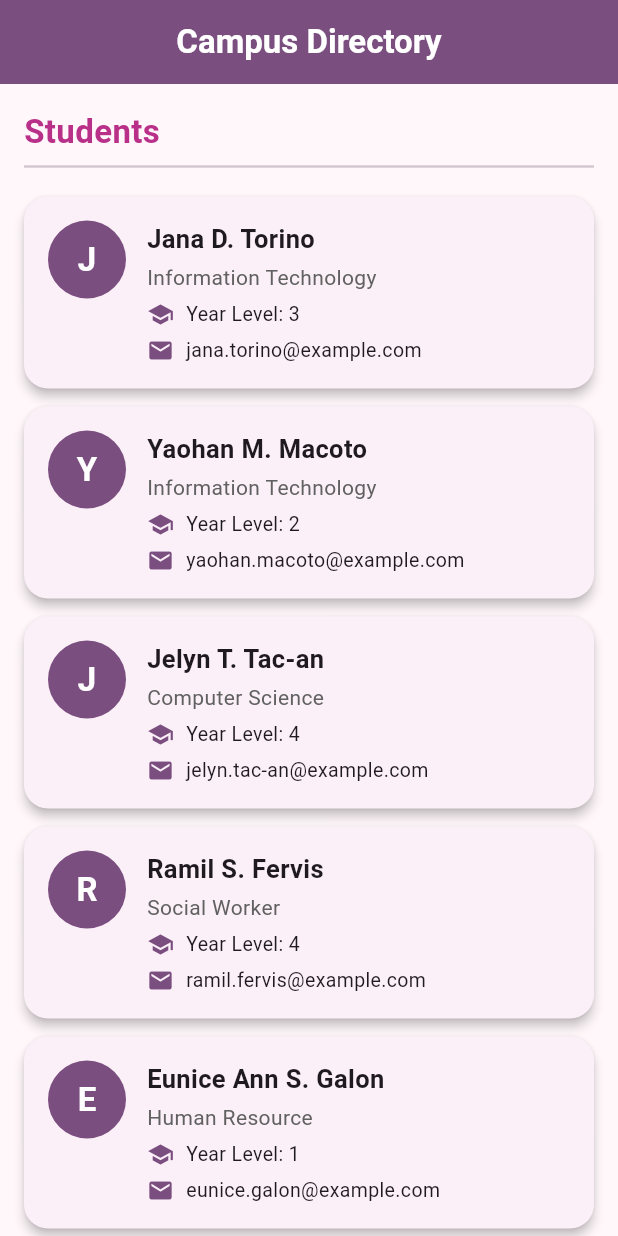
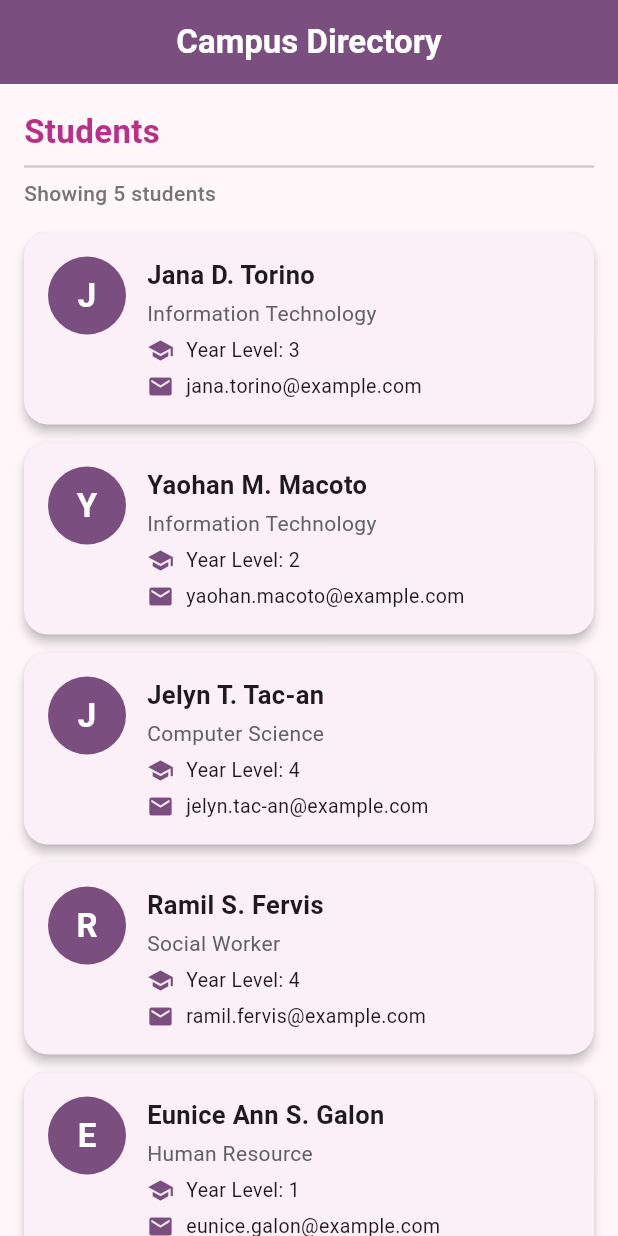
Before and after one commit to janatorino-coder/stateless_lab_torino, a Flutter app: the screen it shows after launch, on a phone screen of 412 x 824 dp. Run offline on Flutter 3.47's test engine with Material 3 defaults, Android fonts, the phone set to English and light mode, and no system bars.

Commit message:
Improve student directory screen

```diff
--- a/lib/main.dart
+++ b/lib/main.dart
@@ -107,7 +107,20 @@ class DirectoryScreen extends StatelessWidget {
         padding: const EdgeInsets.all(16),
         children: [
           const SectionHeader(title: 'Students'),
-          const SizedBox(height: 12),
+
+          // Customization: Display the total number of students.
+          Padding(
+            padding: const EdgeInsets.only(bottom: 16),
+            child: Text(
+              'Showing ${students.length} students',
+              style: TextStyle(
+                fontSize: 14,
+                color: Colors.grey.shade600,
+                fontWeight: FontWeight.w500,
+              ),
+            ),
+          ),
+
           ...students.map(
             (student) => StudentCard(student: student),
           ),
```
